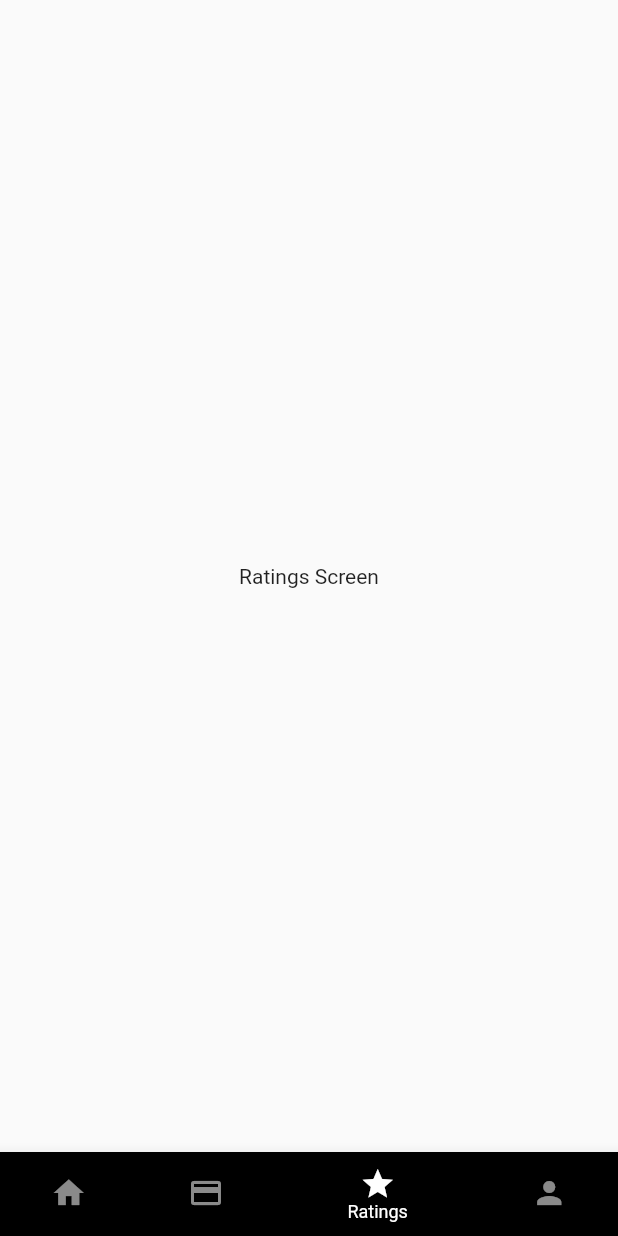
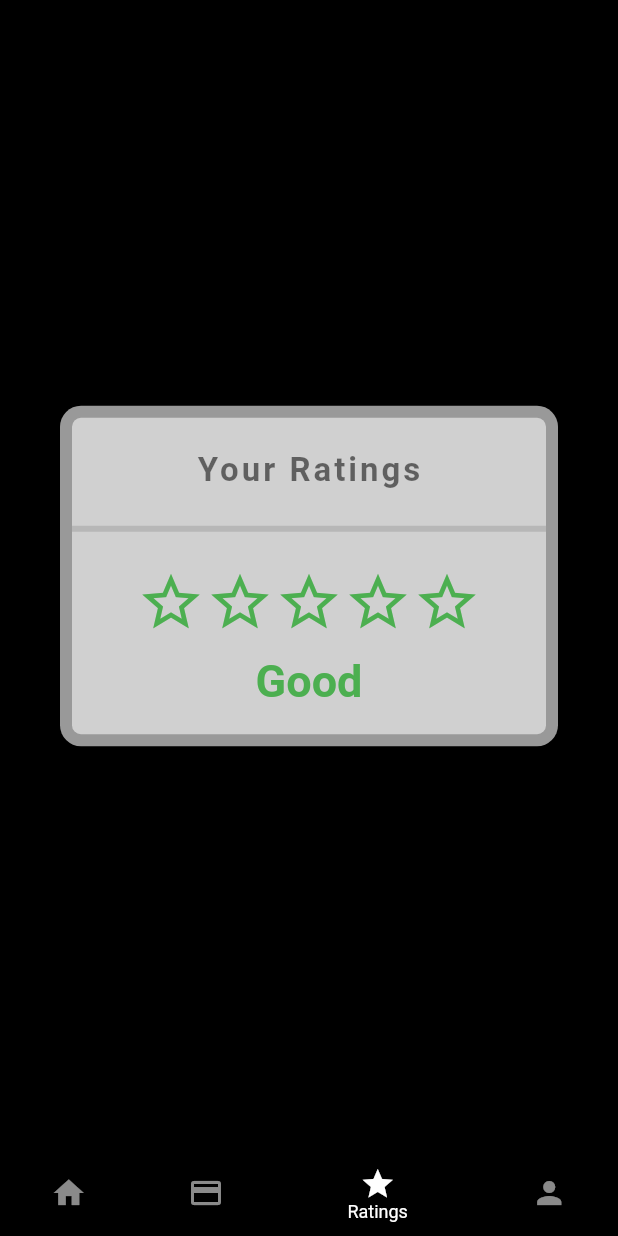
Before and after one commit to adedrey/taxi-drivers-app-flutter, a Flutter app: the MainScreen screen opened by its route, item 3 of the bottom bar chosen, on a phone screen of 412 x 824 dp. Run offline on Flutter 3.47's test engine with Material 2 defaults, Android fonts, the light colour scheme and no system bars; our stand-ins replace assets_audio_player, firebase_auth, firebase_core, firebase_database, firebase_messaging, fluttertoast and 3 more; missing offline and left inert: flutter_geofire, flutter_polyline_points; accounts and stored records are empty.

Commit message:
Driver Ratings Screen

```diff
--- a/lib/assistants/assistant_methods.dart
+++ b/lib/assistants/assistant_methods.dart
@@ -199,7 +199,6 @@ class AssistantMethods {
         .then((snap) {
       if (snap.snapshot.value != null) {
         String driverEarnings = snap.snapshot.value.toString();
-        print("Earnings: " + driverEarnings);
         Provider.of<AppInfo>(context, listen: false)
             .updateDriverTotalEarnings(driverEarnings);
       }
@@ -207,4 +206,21 @@ class AssistantMethods {
     // Read Keys for online Driver
     readTripKeysForOnlineDriver(context);
   }
+
+  // Read Driver Ratings
+  static void readDriverRatings(context) {
+    FirebaseDatabase.instance
+        .ref()
+        .child("drivers")
+        .child(fAuth.currentUser!.uid)
+        .child("ratings")
+        .once()
+        .then((snap) {
+      if (snap.snapshot.value != null) {
+        String driverRatings = snap.snapshot.value.toString();
+        Provider.of<AppInfo>(context, listen: false)
+            .updateDriverTotalRatings(driverRatings);
+      }
+    });
+  }
 }
--- a/lib/infoHandler/app_info.dart
+++ b/lib/infoHandler/app_info.dart
@@ -9,6 +9,7 @@ class AppInfo extends ChangeNotifier {
   List<String> historyTripKeysList = [];
   List<TripHistoryModel> allTripHistoryInformationList = [];
   String driverTotalEarnings = "0";
+  String driverAverageRatings = "0";
 
   void updatePickupLocationAddress(Directions userPickUpAddress) {
     userPickUpLocation = Directions(
@@ -47,4 +48,9 @@ class AppInfo extends ChangeNotifier {
   updateDriverTotalEarnings(String driverEarnings) {
     driverTotalEarnings = driverEarnings;
   }
+
+  // Update driver ratings
+  updateDriverTotalRatings(String driverRatings) {
+    driverAverageRatings = driverRatings;
+  }
 }
--- a/lib/screens/main_screen.dart
+++ b/lib/screens/main_screen.dart
@@ -37,7 +37,7 @@ class _MainScreenState extends State<MainScreen>
       body: TabBarView(
         physics: const NeverScrollableScrollPhysics(),
         controller: _tabController,
-        children: const [
+        children: [
           HomeTabScreen(),
           EarningsTabScreen(),
           RatingsTabScreen(),
--- a/lib/screens/tab_screens/home_tab_screen.dart
+++ b/lib/screens/tab_screens/home_tab_screen.dart
@@ -48,6 +48,9 @@ class _HomeTabScreenState extends State<HomeTabScreen> {
     String humanReadableAddress =
         await AssistantMethods.searchAddressForGeographicCoordinates(
             driverCurrentPosiiton!, context);
+
+    // Get Driver Ratings
+    AssistantMethods.readDriverRatings(context);
   }
 
   void _checkIfLocationPermissionAllowed() async {
--- a/lib/screens/tab_screens/ratings_tab_screen.dart
+++ b/lib/screens/tab_screens/ratings_tab_screen.dart
@@ -1,17 +1,128 @@
+import 'package:drivers_app/infoHandler/app_info.dart';
+import 'package:firebase_database/firebase_database.dart';
 import 'package:flutter/material.dart';
+import 'package:fluttertoast/fluttertoast.dart';
+import 'package:provider/provider.dart';
+import 'package:smooth_star_rating_nsafe/smooth_star_rating.dart';
 
 class RatingsTabScreen extends StatefulWidget {
-  const RatingsTabScreen({Key? key}) : super(key: key);
-
   @override
   _RatingsTabScreenState createState() => _RatingsTabScreenState();
 }
 
 class _RatingsTabScreenState extends State<RatingsTabScreen> {
+  double ratingsFromDBNumber = 0.0;
+  String titleStarRating = "Good";
+  @override
+  void initState() {
+    // TODO: implement initState
+    super.initState();
+    getRatingsNumber();
+  }
+
+  getRatingsNumber() {
+    setState(() {
+      ratingsFromDBNumber = double.parse(
+          Provider.of<AppInfo>(context, listen: false).driverAverageRatings);
+    });
+    setupRatingsTitle();
+  }
+
+  setupRatingsTitle() {
+    if (ratingsFromDBNumber == 1) {
+      setState(() {
+        titleStarRating = "Very Bad";
+      });
+    }
+    if (ratingsFromDBNumber == 2) {
+      setState(() {
+        titleStarRating = "Bad";
+      });
+    }
+    if (ratingsFromDBNumber == 3) {
+      setState(() {
+        titleStarRating = "Good";
+      });
+    }
+    if (ratingsFromDBNumber == 4) {
+      setState(() {
+        titleStarRating = "Very Good";
+      });
+    }
+    if (ratingsFromDBNumber == 5) {
+      setState(() {
+        titleStarRating = "Excellent";
+      });
+    }
+  }
+
   @override
   Widget build(BuildContext context) {
-    return const Center(
-      child: Text('Ratings Screen'),
+    return Scaffold(
+      backgroundColor: Colors.black,
+      body: Dialog(
+        shape: RoundedRectangleBorder(
+          borderRadius: BorderRadius.circular(14),
+        ),
+        backgroundColor: Colors.white60,
+        child: Container(
+          margin: const EdgeInsets.all(8),
+          width: double.infinity,
+          decoration: BoxDecoration(
+            color: Colors.white54,
+            borderRadius: BorderRadius.circular(6),
+          ),
+          child: Column(
+            mainAxisSize: MainAxisSize.min,
+            children: [
+              const SizedBox(
+                height: 22,
+              ),
+              const Text(
+                "Your Ratings",
+                style: TextStyle(
+                  fontSize: 22,
+                  letterSpacing: 2,
+                  fontWeight: FontWeight.bold,
+                  color: Colors.black54,
+                ),
+              ),
+              const SizedBox(
+                height: 24,
+              ),
+              const Divider(
+                thickness: 4,
+                height: 4,
+              ),
+              const SizedBox(
+                height: 24,
+              ),
+              SmoothStarRating(
+                rating: ratingsFromDBNumber,
+                // allowHalfRating: true,
+                starCount: 5,
+                size: 46,
+                color: Colors.green,
+                borderColor: Colors.green,
+              ),
+              const SizedBox(
+                height: 12,
+              ),
+              Text(
+                titleStarRating,
+                style: const TextStyle(
+                  fontSize: 30,
+                  fontWeight: FontWeight.bold,
+                  color: Colors.green,
+                ),
+              ),
+              const SizedBox(
+                height: 18,
+              ),
+            ],
+          ),
+        ),
+      ),
     );
   }
 }
--- a/pubspec.yaml
+++ b/pubspec.yaml
@@ -46,6 +46,7 @@ dependencies:
   flutter_geofire: ^2.0.1
   firebase_messaging: ^11.4.1
   assets_audio_player: ^3.0.4+3
+  smooth_star_rating_nsafe: ^1.0.0+1
 
 dev_dependencies:
   flutter_test:
```
Also changed, not shown: pubspec.lock.
